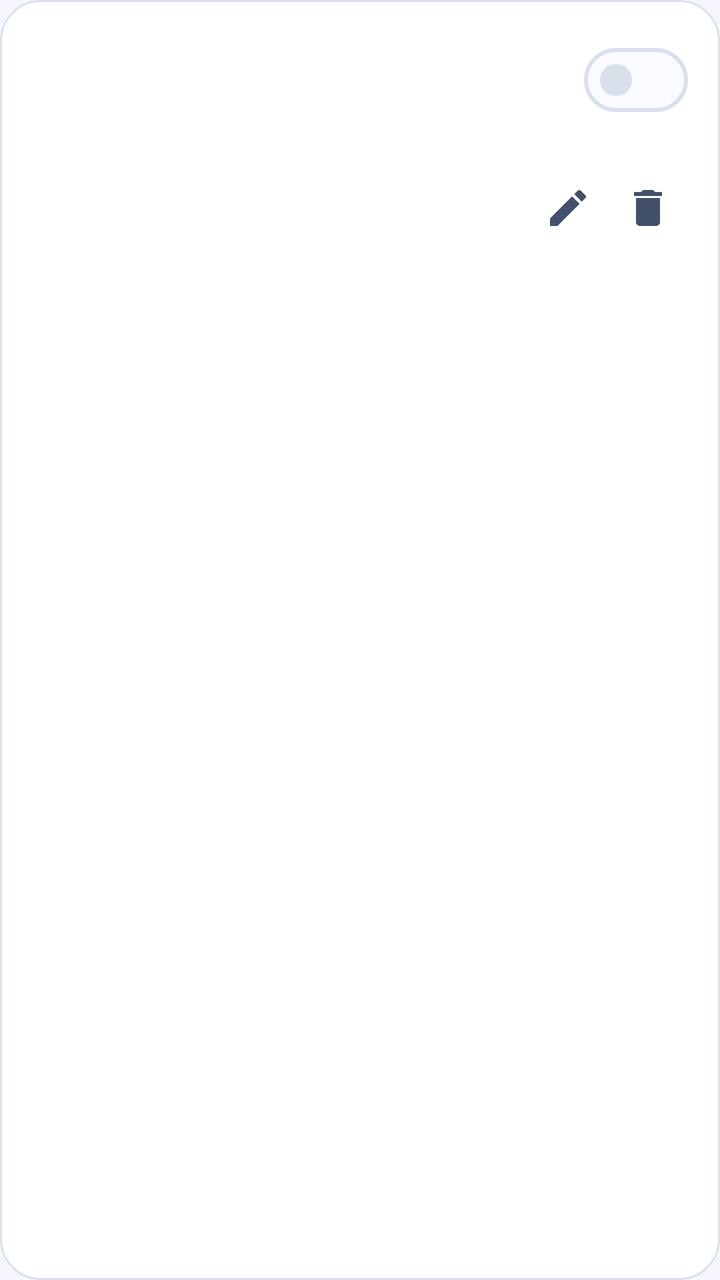
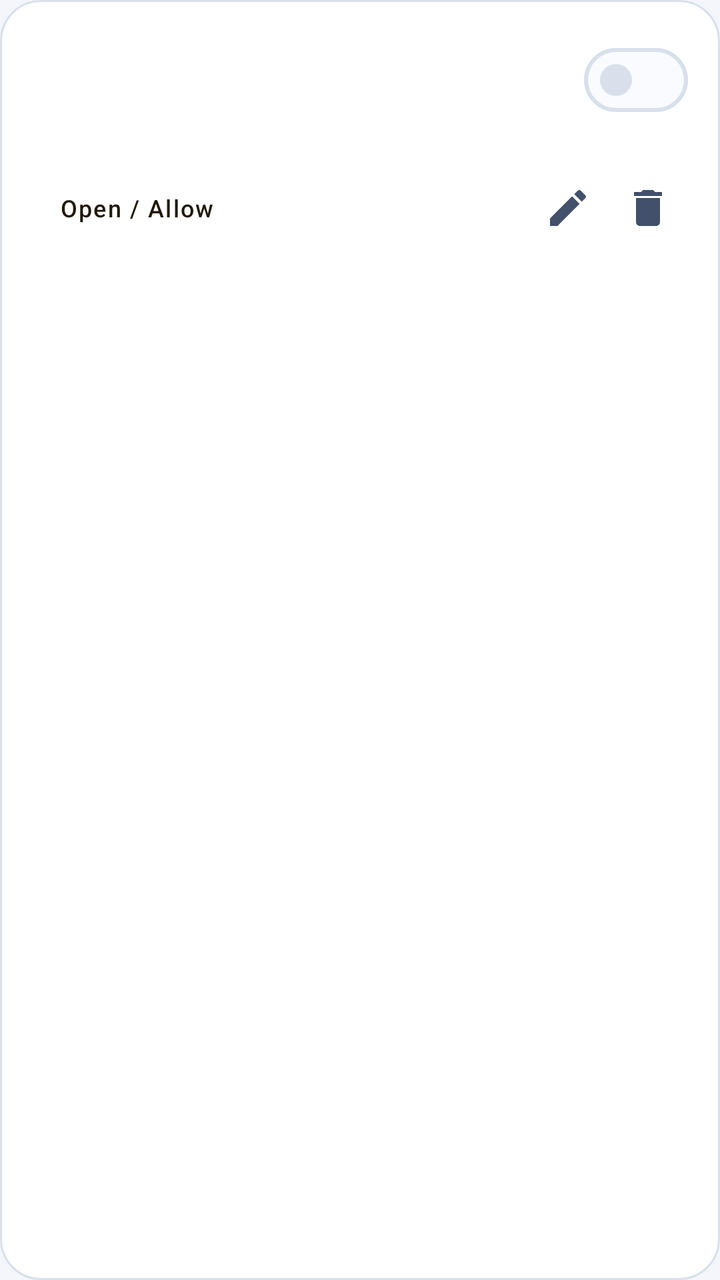

An Android layout rendered at two revisions. The XML below is the earlier revision; the diff shows what the commit changed to produce the second picture.
<!-- AndroidManifest.xml: application theme Theme.ScreenGuard -->
<!-- res/layout/item_restriction.xml -->
<?xml version="1.0" encoding="utf-8"?>
<LinearLayout xmlns:android="http://schemas.android.com/apk/res/android"
    xmlns:app="http://schemas.android.com/apk/res-auto"
    android:layout_width="match_parent"
    android:layout_height="wrap_content"
    android:layout_marginBottom="10dp"
    android:background="@drawable/bg_section_card"
    android:orientation="vertical"
    android:padding="16dp">

    
    <LinearLayout
        android:layout_width="match_parent"
        android:layout_height="wrap_content"
        android:gravity="center_vertical"
        android:orientation="horizontal">

        <LinearLayout
            android:layout_width="0dp"
            android:layout_height="wrap_content"
            android:layout_weight="1"
            android:orientation="vertical">

            <TextView
                android:id="@+id/restrictionName"
                android:layout_width="match_parent"
                android:layout_height="wrap_content"
                android:ellipsize="end"
                android:maxLines="1"
                android:textColor="?attr/sgTextPrimary"
                android:textSize="15sp"
                android:textStyle="bold" />

            <TextView
                android:id="@+id/restrictionBadges"
                android:layout_width="wrap_content"
                android:layout_height="wrap_content"
                android:layout_marginTop="3dp"
                android:textColor="?attr/sgTextTertiary"
                android:textSize="11sp" />
        </LinearLayout>

        <com.google.android.material.materialswitch.MaterialSwitch
            android:id="@+id/restrictionToggle"
            android:layout_width="wrap_content"
            android:layout_height="wrap_content" />
    </LinearLayout>

    
    <LinearLayout
        android:id="@+id/restrictionAppsContainer"
        android:layout_width="match_parent"
        android:layout_height="wrap_content"
        android:layout_marginTop="10dp"
        android:orientation="vertical" />

    
    <TextView
        android:id="@+id/restrictionBypassInfo"
        android:layout_width="match_parent"
        android:layout_height="wrap_content"
        android:layout_marginTop="8dp"
        android:textColor="@color/warning"
        android:textSize="12sp"
        android:visibility="gone" />

    
    <LinearLayout
        android:layout_width="match_parent"
        android:layout_height="wrap_content"
        android:layout_marginTop="10dp"
        android:gravity="end"
        android:orientation="horizontal">

        <Button
            android:id="@+id/btnClearBypass"
            style="@style/AppTonalButton"
            android:layout_width="wrap_content"
            android:layout_height="38dp"
            android:paddingStart="14dp"
            android:paddingEnd="14dp"
            android:textSize="12sp"
            android:text="@string/restriction_cancel_bypass"
            android:visibility="gone" />

        <ImageButton
            android:id="@+id/btnEditRestriction"
            style="@style/Widget.Material3.Button.IconButton"
            android:layout_width="40dp"
            android:layout_height="40dp"
            android:contentDescription="@string/restriction_edit"
            android:src="@drawable/ic_edit" />

        <ImageButton
            android:id="@+id/btnDeleteRestriction"
            style="@style/Widget.Material3.Button.IconButton"
            android:layout_width="40dp"
            android:layout_height="40dp"
            android:contentDescription="@string/restriction_delete"
            android:src="@drawable/ic_delete" />
    </LinearLayout>
</LinearLayout>
<!-- resources referenced by this layout -->
<resources>
  <color name="warning">#96591A</color>
  <!-- drawable bg_section_card (drawable) -->
  <?xml version="1.0" encoding="utf-8"?>
  <shape xmlns:android="http://schemas.android.com/apk/res/android" android:shape="rectangle">
      <solid android:color="@color/surface" />
      <corners android:radius="20dp" />
      <stroke android:width="1dp" android:color="@color/outline" />
  </shape>
  <!-- drawable ic_delete (drawable) -->
  <?xml version="1.0" encoding="utf-8"?>
  <vector xmlns:android="http://schemas.android.com/apk/res/android"
      android:width="24dp" android:height="24dp"
      android:viewportWidth="24" android:viewportHeight="24">
      <path android:fillColor="?attr/sgTextSecondary" android:pathData="M6,19c0,1.1 0.9,2 2,2h8c1.1,0 2,-0.9 2,-2V7L6,7v12zM19,4h-3.5l-1,-1h-5l-1,1L5,4v2h14V4z" />
  </vector>
  <!-- drawable ic_edit (drawable) -->
  <?xml version="1.0" encoding="utf-8"?>
  <vector xmlns:android="http://schemas.android.com/apk/res/android"
      android:width="24dp" android:height="24dp"
      android:viewportWidth="24" android:viewportHeight="24">
      <path android:fillColor="?attr/sgTextSecondary" android:pathData="M3,17.25V21h3.75L17.81,9.94l-3.75,-3.75L3,17.25zM20.71,7.04c0.39,-0.39 0.39,-1.02 0,-1.41l-2.34,-2.34c-0.39,-0.39 -1.02,-0.39 -1.41,0l-1.83,1.83 3.75,3.75 1.83,-1.83z" />
  </vector>
  <string name="restriction_cancel_bypass">Cancel bypass</string>
  <string name="restriction_delete">Delete limit</string>
  <string name="restriction_edit">Edit limit</string>
  <color name="surface">#FFFFFF</color>
  <color name="outline">#D9E0EC</color>
  <color name="bg">#F4F6FB</color>
  <color name="header">#EBEFF7</color>
  <color name="surface_elev">#FAFBFE</color>
  <color name="surface_alt">#F2F5FA</color>
  <color name="outline_strong">#B4C0D4</color>
  <color name="divider">#E6EBF3</color>
  <color name="gold">#D4B46A</color>
  <color name="gold_soft">#7E6434</color>
  <color name="gold_deep">#8F7440</color>
  <color name="on_gold">#211907</color>
  <color name="gold_container">#F2E9D2</color>
  <color name="gold_hairline">#668F7440</color>
  <color name="gold_text">#755E2E</color>
  <color name="text_primary">#101724</color>
  <color name="text_secondary">#42506B</color>
  <color name="text_tertiary">#59677F</color>
  <color name="key_bg">#EEF1F8</color>
  <color name="danger">#A82C26</color>
  <color name="error_on">#FFFFFF</color>
  <color name="danger_container">#FBE5E2</color>
  <style name="ScreenGuard.Dialog" parent="ThemeOverlay.Material3.MaterialAlertDialog">
          <item name="colorPrimary">?attr/sgAccentText</item>
          <item name="colorSurface">?attr/sgSurface</item>
          <item name="colorOnSurface">?attr/sgTextPrimary</item>
          <item name="colorOnSurfaceVariant">?attr/sgTextSecondary</item>
          <item name="alertDialogStyle">@style/ScreenGuard.Dialog.Style</item>
      </style>
  <style name="ScreenGuard.Switch" parent="Widget.Material3.CompoundButton.MaterialSwitch">
          <item name="trackTint">@null</item>
          <item name="thumbTint">@null</item>
      </style>
  <style name="ScreenGuard.Dialog.Style" parent="MaterialAlertDialog.Material3">
          <item name="shapeAppearanceOverlay">@style/ScreenGuard.Dialog.Shape</item>
          <item name="android:background">?attr/sgSurface</item>
      </style>
  <style name="ScreenGuard.Dialog.Shape" parent="ShapeAppearance.Material3.Corner.ExtraLarge">
          <item name="cornerSize">24dp</item>
      </style>
  <!-- unchanged entries left out for length: 2 -->
</resources>

<!-- the commit's change to res/layout/item_restriction.xml (unified diff, before → after) -->
@@ -69,8 +69,23 @@
         android:layout_width="match_parent"
         android:layout_height="wrap_content"
         android:layout_marginTop="10dp"
-        android:gravity="end"
+        android:gravity="center_vertical"
         android:orientation="horizontal">
+
+        <Button
+            android:id="@+id/btnLaunchRestrictedApp"
+            style="@style/AppButton"
+            android:layout_width="wrap_content"
+            android:layout_height="38dp"
+            android:paddingStart="14dp"
+            android:paddingEnd="14dp"
+            android:textSize="12sp"
+            android:text="@string/restriction_launch_app" />
+
+        <View
+            android:layout_width="0dp"
+            android:layout_height="1dp"
+            android:layout_weight="1" />
 
         <Button
             android:id="@+id/btnClearBypass"
<!-- resource entries referenced after the edit -->
@@ -25,6 +25,16 @@
   <string name="restriction_cancel_bypass">Cancel bypass</string>
   <string name="restriction_delete">Delete limit</string>
   <string name="restriction_edit">Edit limit</string>
+  <string name="restriction_launch_app">Open / Allow</string>
+  <style name="AppButton" parent="Widget.Material3.Button">
+          <item name="backgroundTint">?attr/sgAccent</item>
+          <item name="android:textColor">?attr/sgOnAccent</item>
+          <item name="cornerRadius">16dp</item>
+          <item name="android:textSize">14sp</item>
+          <item name="android:fontFamily">sans-serif-medium</item>
+          <item name="android:letterSpacing">0.06</item>
+          <item name="rippleColor">?attr/sgRipple</item>
+      </style>
   <color name="surface">#FFFFFF</color>
   <color name="outline">#D9E0EC</color>
   <color name="bg">#F4F6FB</color>
